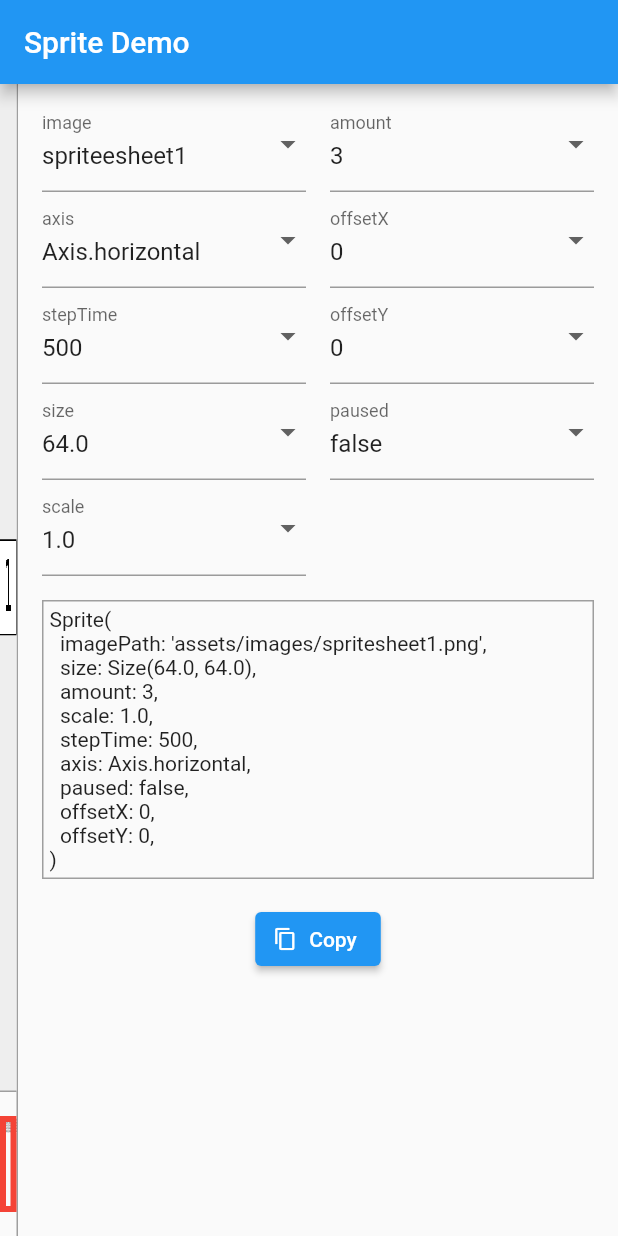
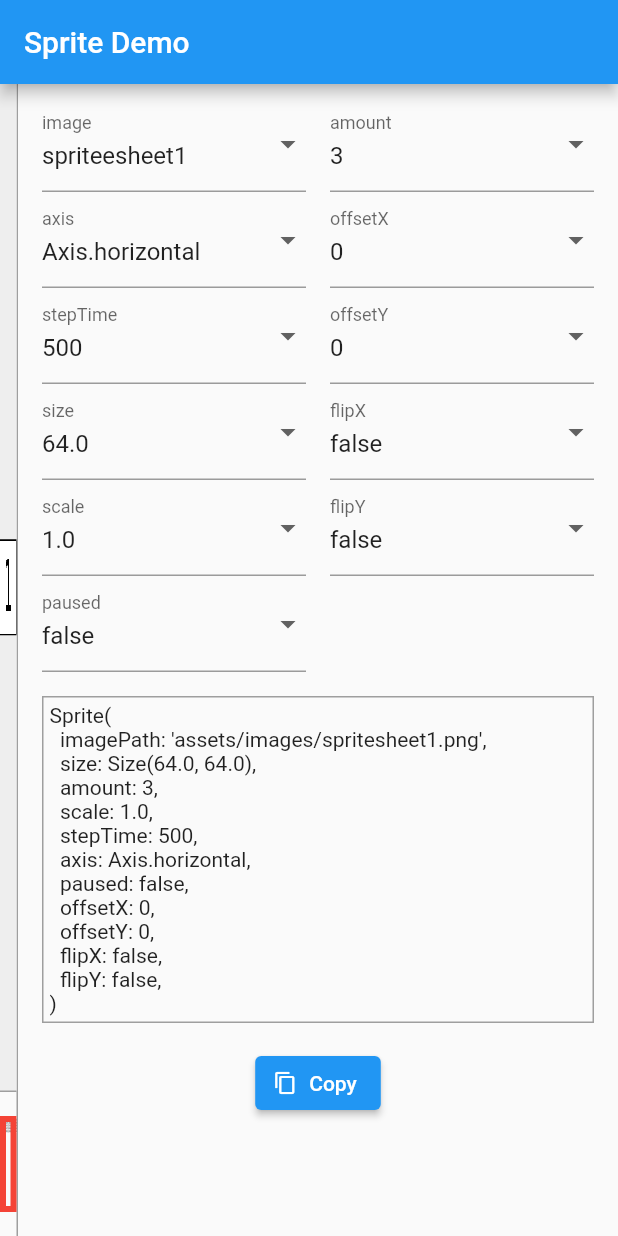
Before and after one commit to tnantoka/sprite, a Flutter app: the screen it shows after launch, on a phone screen of 412 x 824 dp. Run offline on Flutter 3.47's test engine with Material 2 defaults, Android fonts, the light colour scheme and no system bars.

Commit message:
feat: add flipX, flipY

```diff
--- a/example/lib/main.dart
+++ b/example/lib/main.dart
@@ -43,6 +43,8 @@ class _MyHomePageState extends State<MyHomePage> {
   var stepTime = 500;
   var image = 1;
   var paused = false;
+  var flipX = false;
+  var flipY = false;
 
   @override
   void dispose() {
@@ -68,6 +70,8 @@ Sprite(
   paused: $paused,
   offsetX: $offsetX,
   offsetY: $offsetY,
+  flipX: $flipX,
+  flipY: $flipY,
 )''';
 
     return Scaffold(
@@ -111,6 +115,8 @@ Sprite(
                             stepTime: stepTime,
                             axis: axis,
                             paused: paused,
+                            flipX: flipX,
+                            flipY: flipY,
                           ),
                         ),
                       ),
@@ -159,6 +165,7 @@ Sprite(
                           _stepTimeField(),
                           _lengthField(),
                           _scaleField(),
+                          _pausedField(),
                         ],
                       ),
                     ),
@@ -171,7 +178,8 @@ Sprite(
                           _amountField(),
                           _offsetXField(),
                           _offsetYField(),
-                          _pausedField(),
+                          _flipXField(),
+                          _flipYField(),
                         ],
                       ),
                     ),
@@ -383,4 +391,44 @@ Sprite(
       }).toList(),
     );
   }
+
+  Widget _flipXField() {
+    return DropdownButtonFormField(
+      decoration: const InputDecoration(
+        labelText: 'flipX',
+      ),
+      value: flipX,
+      onChanged: (bool? value) {
+        setState(() {
+          flipX = value!;
+        });
+      },
+      items: [true, false].map((bool value) {
+        return DropdownMenuItem(
+          value: value,
+          child: Text(value.toString()),
+        );
+      }).toList(),
+    );
+  }
+
+  Widget _flipYField() {
+    return DropdownButtonFormField(
+      decoration: const InputDecoration(
+        labelText: 'flipY',
+      ),
+      value: flipY,
+      onChanged: (bool? value) {
+        setState(() {
+          flipY = value!;
+        });
+      },
+      items: [true, false].map((bool value) {
+        return DropdownMenuItem(
+          value: value,
+          child: Text(value.toString()),
+        );
+      }).toList(),
+    );
+  }
 }
--- a/lib/animation_painter.dart
+++ b/lib/animation_painter.dart
@@ -10,6 +10,8 @@ class AnimationPainter extends CustomPainter {
     required this.axis,
     required this.offsetX,
     required this.offsetY,
+    required this.flipX,
+    required this.flipY,
   });
 
   final ui.Image image;
@@ -19,6 +21,8 @@ class AnimationPainter extends CustomPainter {
   final Axis axis;
   final int offsetX;
   final int offsetY;
+  final bool flipX;
+  final bool flipY;
 
   @override
   void paint(Canvas canvas, Size size) {
@@ -29,6 +33,14 @@ class AnimationPainter extends CustomPainter {
       sourceSize.height,
     );
     final dstRect = Rect.fromLTWH(0, 0, size.width, size.height);
+    canvas.translate(
+      flipX ? size.width : 0,
+      flipY ? size.height : 0,
+    );
+    canvas.scale(
+      flipX ? -1 : 1,
+      flipY ? -1 : 1,
+    );
     canvas.drawImageRect(image, srcRect, dstRect, Paint());
   }
 
--- a/lib/sprite.dart
+++ b/lib/sprite.dart
@@ -20,6 +20,8 @@ class Sprite extends StatefulWidget {
     this.paused = false,
     this.offsetX = 0,
     this.offsetY = 0,
+    this.flipX = false,
+    this.flipY = false,
   }) : assert(imagePath != null || image != null);
 
   final String? imagePath;
@@ -32,6 +34,8 @@ class Sprite extends StatefulWidget {
   final int offsetX;
   final int offsetY;
   final int amount;
+  final bool flipX;
+  final bool flipY;
 
   @override
   State<Sprite> createState() => _SpriteState();
@@ -86,6 +90,8 @@ class _SpriteState extends State<Sprite> {
         axis: widget.axis,
         offsetX: widget.offsetX,
         offsetY: widget.offsetY,
+        flipX: widget.flipX,
+        flipY: widget.flipY,
       ),
       size: widget.size * widget.scale,
     );
--- a/pubspec.yaml
+++ b/pubspec.yaml
@@ -1,6 +1,6 @@
 name: sprite
 description: Animated sprite widgets from sprite sheet images but not for game.
-version: 0.0.2
+version: 0.0.3
 homepage: https://github.com/tnantoka/sprite
 
 environment:
```
Also changed, not shown: example/pubspec.lock, 1 other file.
